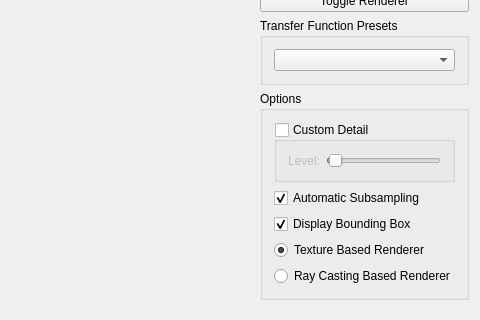
This is src/main_window.ui in jcxz/PGP as Qt 5 draws it before an edit; both pictures show x 434 to 914 and y 152 to 472 of the 914 by 661 pixel window. The edited form follows.
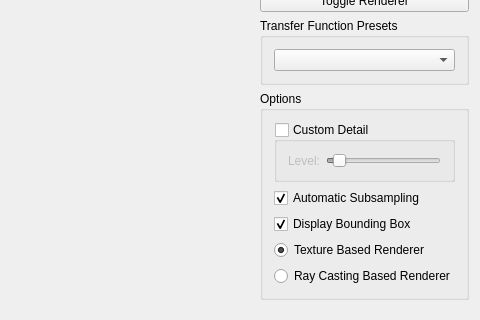
This is the edited form. Custom widgets are drawn as their Qt base class.

Commit message: - Uroven detailu je mozne uz menit aj z gui - Bol zmenseny interval sliderOptionsCustomDetailLevel,   detail 15000 bol strasne velky - odstraneny mini bug vo VolumeViewer (viewer is nepamatal nastavenie   detailu a to sa tym padom pri zmene rendereru zresetovalo)

```diff
--- a/src/main_window.ui
+++ b/src/main_window.ui
@@ -111,7 +111,7 @@
                    <number>1</number>
                   </property>
                   <property name="maximum">
-                   <number>15000</number>
+                   <number>5000</number>
                   </property>
                   <property name="value">
                    <number>300</number>
```
Left out of the diff: 37 changed lines with no effect on the pictures. The commit also changes 4 other files.
